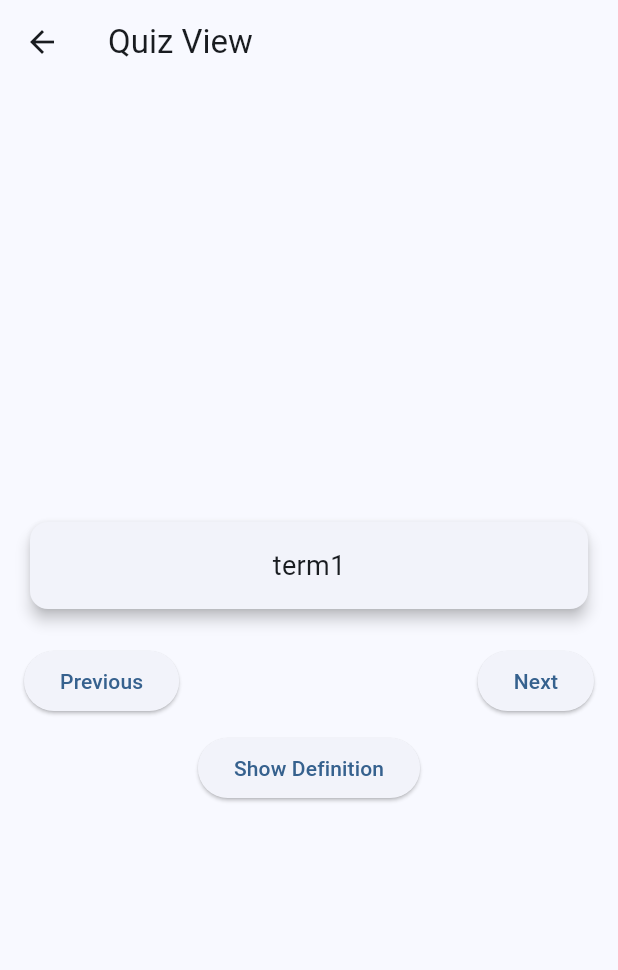
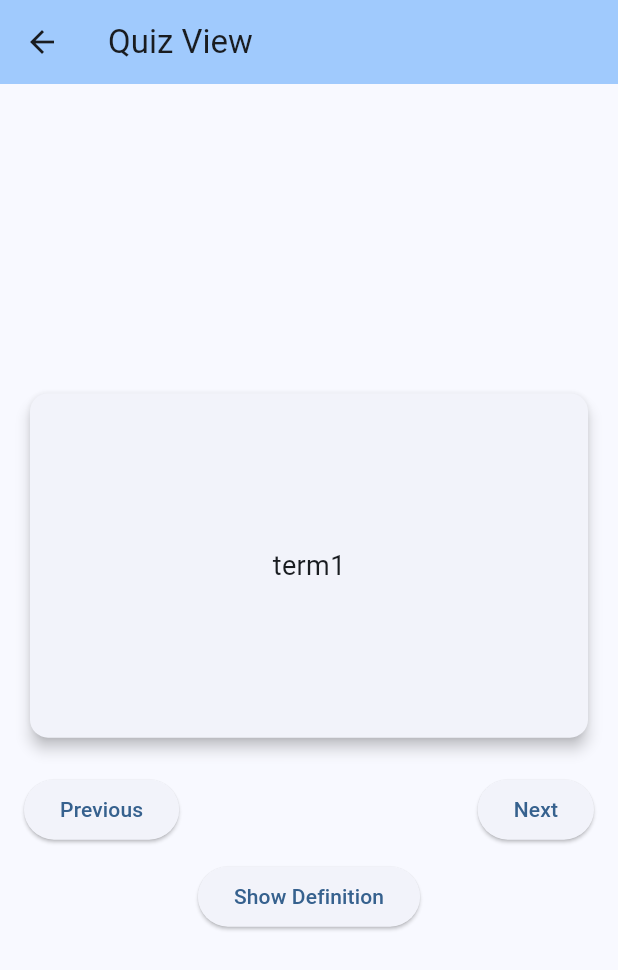
Before and after one commit to aaaluzzi/flashcards_app, a Flutter app: the QuizViewPage screen opened directly, on a phone screen of 412 x 824 dp. Shown: the top 970 px of the screen. Run offline on Flutter 3.47's test engine with Material 2 defaults, Android fonts, the phone set to English and light mode, and no system bars.

Commit message:
Change quiz view flashcard size

```diff
--- a/lib/quiz_view.dart
+++ b/lib/quiz_view.dart
@@ -37,7 +37,9 @@ class _QuizViewPageState extends State<QuizViewPage> {
     final currentFlashcard = flashcards[currentIndex];
 
     return Scaffold(
-      appBar: AppBar(title: const Text('Quiz View')),
+      appBar: AppBar(
+          title: const Text('Quiz View'),
+          backgroundColor: Theme.of(context).colorScheme.inversePrimary),
       body: Center(
         child: Padding(
           padding: const EdgeInsets.all(16.0),
@@ -46,14 +48,19 @@ class _QuizViewPageState extends State<QuizViewPage> {
             children: [
               GestureDetector(
                 onTap: toggleShowDefinition,
+                child: AspectRatio(
+                  aspectRatio: 8 / 5,
                   child: Card(
                     elevation: 4,
                     child: Container(
                       padding: const EdgeInsets.all(16),
                       child: Center(
                         child: Text(
-                        showDefinition ? currentFlashcard.definition : currentFlashcard.term,
+                          showDefinition
+                              ? currentFlashcard.definition
+                              : currentFlashcard.term,
                           style: const TextStyle(fontSize: 18),
+                        ),
                       ),
                     ),
                   ),
```
Lines whose indentation alone changed are shown as unchanged.
